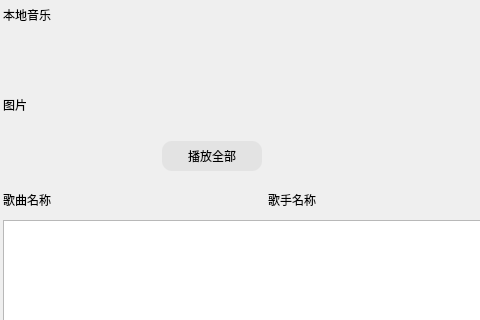
Old version of the form QQMusic/commonpage.ui in the repository Lotso-ww/music-player-client; both pictures show x 0 to 480 and y 0 to 320 of the 800 by 500 pixel window.
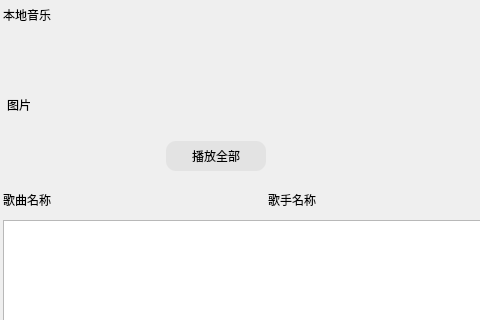
New version of the form.

```diff
--- a/QQMusic/commonpage.ui
+++ b/QQMusic/commonpage.ui
@@ -70,7 +70,7 @@
        <number>0</number>
       </property>
       <property name="leftMargin">
-       <number>0</number>
+       <number>4</number>
       </property>
       <property name="topMargin">
        <number>0</number>
```
